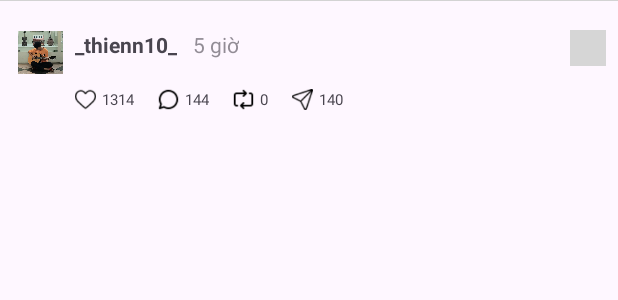
After one commit to daithien2004/ThreadsProject, an Android app: the layout item_comment.xml on its own in the app's theme, with its tools: preview values and no code run, on a phone screen of 412 x 824 dp. The commit adds this screen. Shown: the top 300 px of the screen. Run offline under Robolectric (Android 15) with nearby library versions, the phone set to English and light mode, and no system bars; grey boxes are pictures that could not be loaded.

Commit message:
base comment

```diff
--- a/TheadsProject/app/src/main/AndroidManifest.xml
+++ b/TheadsProject/app/src/main/AndroidManifest.xml
@@ -5,7 +5,7 @@
     <uses-permission android:name="android.permission.INTERNET" />
     <uses-permission android:name="android.permission.ACCESS_NETWORK_STATE" />
     <uses-permission android:name="android.permission.WRITE_EXTERNAL_STORAGE" />
-    <uses-permission android:name="android.permission.READ_EXTERNAL_STORAGE"/>
+    <uses-permission android:name="android.permission.READ_EXTERNAL_STORAGE" />
 
     <application
         android:allowBackup="true"
@@ -18,8 +18,12 @@
         android:theme="@style/Theme.TheadsProject"
         android:usesCleartextTraffic="true"
         tools:targetApi="31">
-        <activity android:name=".adapter.FullScreenImageActivity"
-            android:theme="@style/Theme.AppCompat.Light.NoActionBar"/>
+        <activity
+            android:name=".activity.PostDetailActivity"
+            android:exported="false" />
+        <activity
+            android:name=".adapter.FullScreenImageActivity"
+            android:theme="@style/Theme.AppCompat.Light.NoActionBar" />
         <activity
             android:name=".activity.OTPRegisterActivity"
             android:exported="false" />
--- a/TheadsProject/app/src/main/java/com/example/theadsproject/activity/PersonalDetailFragment.java
+++ b/TheadsProject/app/src/main/java/com/example/theadsproject/activity/PersonalDetailFragment.java
@@ -54,7 +54,7 @@ public class PersonalDetailFragment extends Fragment {
                     .commit();
         }
 
-        tvName = view.findViewById(R.id.tvPostName);
+        tvName = view.findViewById(R.id.tvName);
         tvDescription = view.findViewById(R.id.tvDescription);
         tvBio = view.findViewById(R.id.tvBio);
         ivAvatar = view.findViewById(R.id.ivAvatar);
--- /dev/null
+++ b/TheadsProject/app/src/main/java/com/example/theadsproject/activity/PostDetailActivity.java
@@ -0,0 +1,22 @@
+package com.example.theadsproject.activity;
+
+import android.os.Bundle;
+
+import androidx.activity.EdgeToEdge;
+import androidx.appcompat.app.AppCompatActivity;
+import androidx.core.graphics.Insets;
+import androidx.core.view.ViewCompat;
+import androidx.core.view.WindowInsetsCompat;
+
+import com.example.theadsproject.R;
+
+public class PostDetailActivity extends AppCompatActivity {
+
+    @Override
+    protected void onCreate(Bundle savedInstanceState) {
+        super.onCreate(savedInstanceState);
+        EdgeToEdge.enable(this);
+        setContentView(R.layout.activity_post_detail);
+
+    }
+}
--- a/TheadsProject/app/src/main/java/com/example/theadsproject/retrofit/RetrofitClient.java
+++ b/TheadsProject/app/src/main/java/com/example/theadsproject/retrofit/RetrofitClient.java
@@ -21,7 +21,7 @@ import retrofit2.converter.scalars.ScalarsConverterFactory;
 public class RetrofitClient extends BaseClient {
 
 
-    private static final String BASE_URL = "http://192.168.1.6:8080/api/";
+    private static final String BASE_URL = "http://196.169.4.67:8080/api/";
 
     private static Retrofit retrofit;
 
--- /dev/null
+++ b/TheadsProject/app/src/main/res/layout/activity_post_detail.xml
@@ -0,0 +1,34 @@
+<?xml version="1.0" encoding="utf-8"?>
+<androidx.constraintlayout.widget.ConstraintLayout xmlns:android="http://schemas.android.com/apk/res/android"
+    xmlns:app="http://schemas.android.com/apk/res-auto"
+    xmlns:tools="http://schemas.android.com/tools"
+    android:id="@+id/main"
+    android:layout_width="match_parent"
+    android:layout_height="match_parent"
+    tools:context=".activity.PostDetailActivity">
+
+    <LinearLayout
+        android:layout_width="match_parent"
+        android:layout_height="match_parent"
+        app:layout_constraintBottom_toBottomOf="parent"
+        app:layout_constraintEnd_toEndOf="parent"
+        app:layout_constraintStart_toStartOf="parent"
+        app:layout_constraintTop_toTopOf="parent"
+        android:orientation="vertical">
+
+        <include
+            android:layout_width="match_parent"
+            android:layout_height="0dp"
+            layout="@layout/item_post"
+            android:layout_weight="1"/>
+
+        <androidx.recyclerview.widget.RecyclerView
+            android:id="@+id/rvComments"
+            android:layout_width="match_parent"
+            android:layout_height="wrap_content"
+            android:layout_weight="1">
+
+        </androidx.recyclerview.widget.RecyclerView>
+    </LinearLayout>
+
+</androidx.constraintlayout.widget.ConstraintLayout>
--- /dev/null
+++ b/TheadsProject/app/src/main/res/layout/item_comment.xml
@@ -0,0 +1,190 @@
+<?xml version="1.0" encoding="utf-8"?>
+<androidx.constraintlayout.widget.ConstraintLayout xmlns:android="http://schemas.android.com/apk/res/android"
+    xmlns:app="http://schemas.android.com/apk/res-auto"
+    xmlns:tools="http://schemas.android.com/tools"
+    android:layout_width="match_parent"
+    android:layout_height="wrap_content">
+
+    <ImageView
+        android:id="@+id/ivUserAvatar"
+        android:layout_width="30dp"
+        android:layout_height="30dp"
+        android:layout_marginStart="12dp"
+        android:layout_marginTop="20dp"
+        android:src="@drawable/me"
+        app:layout_constraintStart_toStartOf="parent"
+        app:layout_constraintTop_toTopOf="parent" />
+
+    <androidx.constraintlayout.widget.ConstraintLayout
+        android:id="@id/clPost"
+        android:layout_width="0dp"
+        android:layout_height="wrap_content"
+        android:layout_marginStart="8dp"
+        android:layout_marginTop="20dp"
+        android:layout_marginEnd="8dp"
+        app:layout_constraintEnd_toEndOf="parent"
+        app:layout_constraintStart_toEndOf="@+id/ivUserAvatar"
+        app:layout_constraintTop_toTopOf="parent">
+
+        <TextView
+            android:id="@+id/tvNickname"
+            android:layout_width="wrap_content"
+            android:layout_height="wrap_content"
+            android:gravity="center_vertical"
+            android:text="_thienn10_"
+            android:textStyle="bold"
+            app:layout_constraintStart_toStartOf="parent"
+            app:layout_constraintTop_toTopOf="parent" />
+
+        <TextView
+            android:id="@+id/tvTimePost"
+            android:layout_width="wrap_content"
+            android:layout_height="wrap_content"
+            android:alpha="0.6"
+            android:gravity="center_vertical"
+            android:text="5 giờ"
+            app:layout_constraintEnd_toEndOf="parent"
+            app:layout_constraintHorizontal_bias="0.042"
+            app:layout_constraintStart_toEndOf="@+id/tvNickname"
+            app:layout_constraintTop_toTopOf="parent" />
+
+        <TextView
+            android:id="@+id/tvTextPost"
+            android:layout_width="0dp"
+            android:layout_height="wrap_content"
+            android:gravity="center_vertical"
+            android:text="lấy cup"
+            android:visibility="gone"
+            app:layout_constraintEnd_toEndOf="parent"
+            app:layout_constraintStart_toStartOf="parent"
+            app:layout_constraintTop_toBottomOf="@+id/tvNickname" />
+
+        <androidx.recyclerview.widget.RecyclerView
+            android:id="@+id/rvImages"
+
+            android:layout_width="match_parent"
+            android:layout_height="wrap_content"
+            android:layout_marginTop="8dp"
+            app:layout_constraintEnd_toEndOf="parent"
+
+            app:layout_constraintStart_toStartOf="parent"
+            app:layout_constraintTop_toBottomOf="@+id/tvTextPost" />
+
+        <ImageView
+            android:id="@+id/ivDots"
+            android:layout_width="24dp"
+            android:layout_height="24dp"
+            app:layout_constraintEnd_toEndOf="parent"
+            app:layout_constraintTop_toTopOf="parent"
+            app:srcCompat="@drawable/three_dots" />
+
+        <androidx.constraintlayout.widget.ConstraintLayout
+            android:id="@+id/clAll"
+            android:layout_width="0dp"
+            android:layout_height="22dp"
+            android:layout_marginTop="8dp"
+            app:layout_constraintStart_toStartOf="parent"
+            app:layout_constraintTop_toBottomOf="@+id/rvImages">
+
+            <ImageView
+                android:id="@+id/ivLove"
+                android:layout_width="14dp"
+                android:layout_height="match_parent"
+                app:layout_constraintBottom_toBottomOf="parent"
+                app:layout_constraintStart_toStartOf="parent"
+                app:layout_constraintTop_toTopOf="parent"
+                app:srcCompat="@drawable/heart" />
+
+            <TextView
+                android:id="@+id/tvLove"
+                android:layout_width="match_parent"
+                android:layout_height="match_parent"
+                android:padding="4dp"
+                android:text="1314"
+                android:textSize="10sp"
+                app:layout_constraintBottom_toBottomOf="parent"
+                app:layout_constraintStart_toEndOf="@id/ivLove"
+                app:layout_constraintTop_toTopOf="parent" />
+
+            <ImageView
+                android:id="@+id/ivConversation"
+                android:layout_width="14dp"
+                android:layout_height="match_parent"
+                android:layout_marginStart="12dp"
+                app:layout_constraintBottom_toBottomOf="parent"
+                app:layout_constraintStart_toEndOf="@id/tvLove"
+                app:layout_constraintTop_toTopOf="parent"
+                app:srcCompat="@drawable/chat" />
+
+            <TextView
+                android:id="@+id/tvConversation"
+                android:layout_width="match_parent"
+                android:layout_height="match_parent"
+                android:padding="4dp"
+                android:text="144"
+                android:textSize="10sp"
+                app:layout_constraintBottom_toBottomOf="parent"
+                app:layout_constraintStart_toEndOf="@id/ivConversation"
+                app:layout_constraintTop_toTopOf="parent" />
+
+            <ImageView
+                android:id="@+id/ivRepeat"
+                android:layout_width="14dp"
+                android:layout_height="match_parent"
+                android:layout_marginStart="12dp"
+                app:layout_constraintBottom_toBottomOf="parent"
+                app:layout_constraintStart_toEndOf="@id/tvConversation"
+                app:layout_constraintTop_toTopOf="parent"
+                app:srcCompat="@drawable/retweet" />
+
+            <TextView
+                android:id="@+id/tvRepeat"
+                android:layout_width="match_parent"
+                android:layout_height="match_parent"
+                android:padding="4dp"
+                android:text="0"
+                android:textSize="10sp"
+                app:layout_constraintBottom_toBottomOf="parent"
+                app:layout_constraintStart_toEndOf="@id/ivRepeat"
+                app:layout_constraintTop_toTopOf="parent" />
+
+            <ImageView
+                android:id="@+id/ivSend"
+                android:layout_width="14dp"
+                android:layout_height="match_parent"
+                android:layout_marginStart="12dp"
+                app:layout_constraintBottom_toBottomOf="parent"
+                app:layout_constraintStart_toEndOf="@id/tvRepeat"
+                app:layout_constraintTop_toTopOf="parent"
+                app:srcCompat="@drawable/send" />
+
+            <TextView
+                android:id="@+id/tvSend"
+                android:layout_width="match_parent"
+                android:layout_height="match_parent"
+                android:padding="4dp"
+                android:text="140"
+                android:textSize="10sp"
+                app:layout_constraintBottom_toBottomOf="parent"
+                app:layout_constraintEnd_toEndOf="parent"
+                app:layout_constraintStart_toEndOf="@id/ivSend"
+                app:layout_constraintTop_toTopOf="parent" />
+
+        </androidx.constraintlayout.widget.ConstraintLayout>
+    </androidx.constraintlayout.widget.ConstraintLayout>
+
+
+    <View
+        android:id="@+id/view"
+        android:layout_width="match_parent"
+        android:layout_height="1dp"
+        android:layout_marginTop="8dp"
+        android:background="#D3D3D3"
+        app:layout_constraintBottom_toTopOf="parent"
+        app:layout_constraintEnd_toEndOf="parent"
+        app:layout_constraintHorizontal_bias="0.0"
+        app:layout_constraintStart_toStartOf="parent"
+        app:layout_constraintTop_toBottomOf="@+id/clAll" />
+
+
+</androidx.constraintlayout.widget.ConstraintLayout>
```
